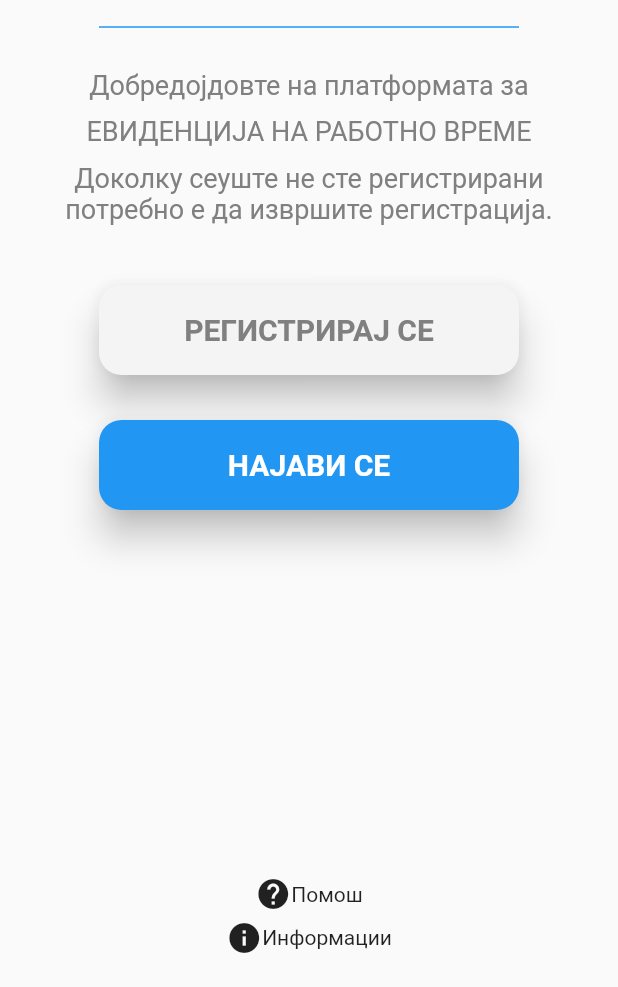
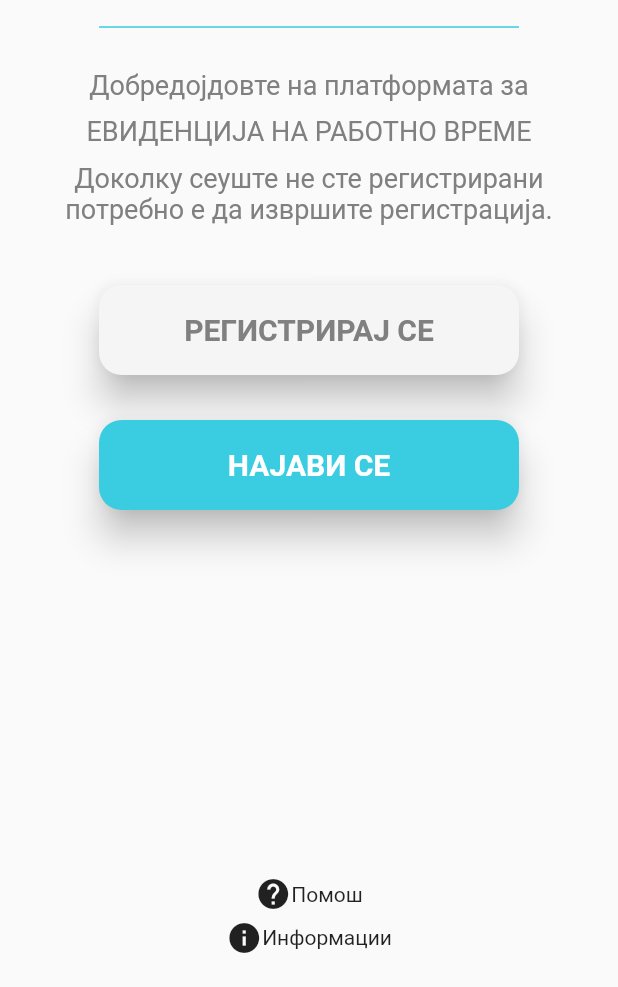
Before and after one commit to TimehutMk/timehut_mobile, a Flutter app: the screen it shows after launch, on a phone screen of 412 x 824 dp, the part 249-1236 px from its top. Run offline on Flutter 3.47's test engine with Material 2 defaults, Android fonts, the light colour scheme and no system bars.

Commit message:
changed color of button

```diff
--- a/lib/screens/home.dart
+++ b/lib/screens/home.dart
@@ -29,7 +29,7 @@ class Home extends StatelessWidget {
                   child: CustomButton(
                     buttonText: "РЕГИСТРИРАЈ СЕ",
                     textColor: Color.fromRGBO(128, 128, 128, 1),
-                    backgroundColor: Color.fromRGBO(245, 244, 244, 1),
+                    backgroundColor: Color.fromRGBO(245, 245, 245, 1),
                   ),
                 ),
                 const Padding(
@@ -39,7 +39,7 @@ class Home extends StatelessWidget {
                   child: CustomButton(
                     buttonText: "НАЈАВИ СЕ",
                     textColor: Colors.white,
-                    backgroundColor: Colors.blue,
+                    backgroundColor: Color.fromRGBO(58, 204, 225, 1),
                   ),
                 ),
               ],
--- a/lib/widgets/logo.dart
+++ b/lib/widgets/logo.dart
@@ -18,7 +18,7 @@ class Logo extends StatelessWidget {
             top: 10,
           ),
           child: Divider(
-            color: Colors.blue,
+            color: Color.fromRGBO(58, 204, 225, 1),
             thickness: 1,
           ),
         )
```
